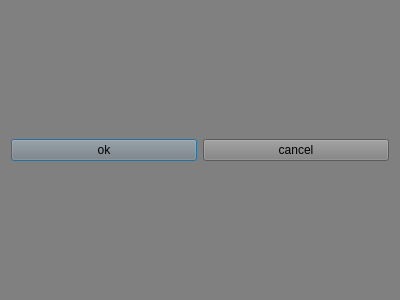
First picture: the form in flipVerticalLayout/dialog.ui, repository laszlo-avotra-tips/layout, before the edit.
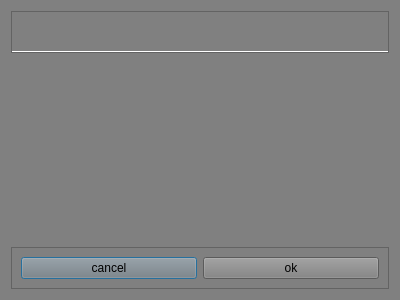
Second picture: the form after the edit.

The edit to the form file:
```diff
--- a/flipVerticalLayout/dialog.ui
+++ b/flipVerticalLayout/dialog.ui
@@ -16,19 +16,84 @@
   <property name="styleSheet">
    <string notr="true">background-color: grey;</string>
   </property>
-  <layout class="QHBoxLayout" name="horizontalLayout">
+  <property name="modal">
+   <bool>true</bool>
+  </property>
+  <layout class="QVBoxLayout" name="verticalLayout_2">
    <item>
-    <widget class="QPushButton" name="pushButtonOK">
-     <property name="text">
-      <string>ok</string>
+    <widget class="QFrame" name="frame">
+     <property name="styleSheet">
+      <string notr="true">border-bottom: 2px solid white;</string>
      </property>
+     <property name="frameShape">
+      <enum>QFrame::StyledPanel</enum>
+     </property>
+     <property name="frameShadow">
+      <enum>QFrame::Raised</enum>
+     </property>
+     <layout class="QVBoxLayout" name="verticalLayout">
+      <item>
+       <widget class="QPushButton" name="pushButtonName">
+        <property name="sizePolicy">
+         <sizepolicy hsizetype="Minimum" vsizetype="Fixed">
+          <horstretch>0</horstretch>
+          <verstretch>0</verstretch>
+         </sizepolicy>
+        </property>
+        <property name="styleSheet">
+         <string notr="true"/>
+        </property>
+        <property name="text">
+         <string/>
+        </property>
+        <property name="autoDefault">
+         <bool>false</bool>
+        </property>
+        <property name="flat">
+         <bool>true</bool>
+        </property>
+       </widget>
+      </item>
+     </layout>
     </widget>
    </item>
    <item>
-    <widget class="QPushButton" name="pushButtonCancel">
-     <property name="text">
-      <string>cancel</string>
+    <spacer name="verticalSpacer">
+     <property name="orientation">
+      <enum>Qt::Vertical</enum>
      </property>
+     <property name="sizeHint" stdset="0">
+      <size>
+       <width>20</width>
+       <height>181</height>
+      </size>
+     </property>
+    </spacer>
+   </item>
+   <item>
+    <widget class="QFrame" name="frame_2">
+     <property name="frameShape">
+      <enum>QFrame::StyledPanel</enum>
+     </property>
+     <property name="frameShadow">
+      <enum>QFrame::Raised</enum>
+     </property>
+     <layout class="QHBoxLayout" name="horizontalLayout">
+      <item>
+       <widget class="QPushButton" name="pushButtonCancel">
+        <property name="text">
+         <string>cancel</string>
+        </property>
+       </widget>
+      </item>
+      <item>
+       <widget class="QPushButton" name="pushButtonOK">
+        <property name="text">
+         <string>ok</string>
+        </property>
+       </widget>
+      </item>
+     </layout>
     </widget>
    </item>
   </layout>
```
